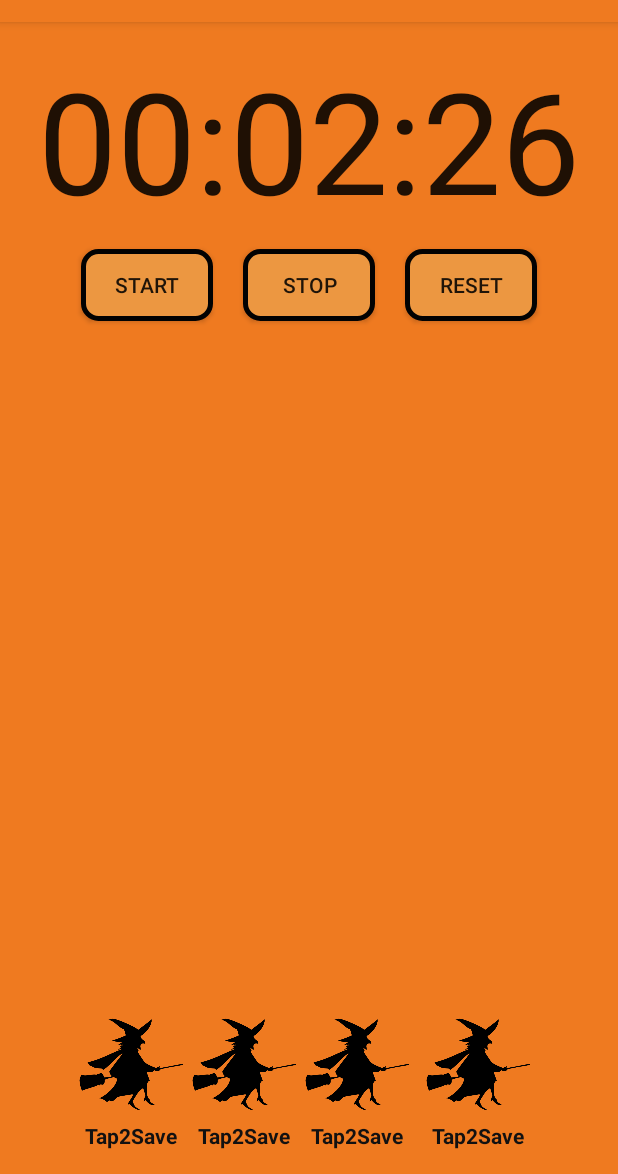
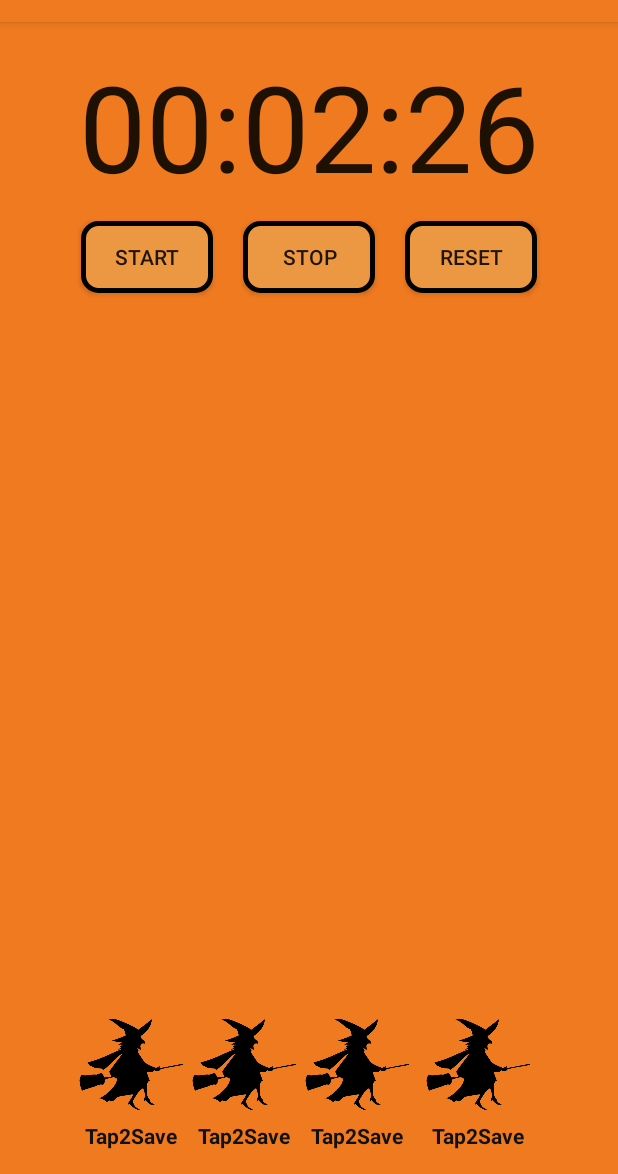
Before and after one commit to ghigbie/stopWitch3, an Android app: the screen it shows after launch (MainActivity), after a tap on "START", on a phone screen of 412 x 824 dp, the part 62-1236 px from its top. Run offline under Robolectric (Android 15) with nearby library versions, the phone set to English and light mode, and no system bars.

Commit message:
fixed a bug with the minute and second display and changed timeView text size

```diff
--- a/app/src/main/java/com/geogehigbie/stopwitch3/MainActivity.java
+++ b/app/src/main/java/com/geogehigbie/stopwitch3/MainActivity.java
@@ -174,8 +174,9 @@ public class MainActivity extends AppCompatActivity {
                     timeInMilliSeconds = SystemClock.elapsedRealtime() - startTime;
 
                     hundredths = (int) (timeInMilliSeconds/10)%100;
-                    secs = (int) (timeInMilliSeconds)/1000;
-                    mins = secs / 60;
+                    secs = (int) ((timeInMilliSeconds)/1000)%60;
+                    mins = (int) (timeInMilliSeconds)/60000;
+
 
 
                     timeString = String.format("%02d:%02d:%02d", mins, secs, hundredths);
@@ -322,12 +323,12 @@ public class MainActivity extends AppCompatActivity {
         String savedTime = "00.00.00";
 
         if(clickCounter1 == 2){savedTime = savedTimeToSend1; clickCounter1 = 0;}
-        if(clickCounter2 == 2){savedTime = savedTimeToSend2; clickCounter1 = 0;}
-        if(clickCounter3 == 2){savedTime = savedTimeToSend3; clickCounter1 = 0;}
-        if(clickCounter4 == 2){savedTime = savedTimeToSend4; clickCounter1 = 0;}
+        if(clickCounter2 == 2){savedTime = savedTimeToSend2; clickCounter2 = 0;}
+        if(clickCounter3 == 2){savedTime = savedTimeToSend3; clickCounter3 = 0;}
+        if(clickCounter4 == 2){savedTime = savedTimeToSend4; clickCounter4 = 0;}
 
 
-        String emailMessage = "The Stop Witch says your time was " + savedTime;
+        String emailMessage = "The Stop Witch says that your time was " + savedTime;
         String emailSubject = "Your Stop Witch time";
 
         Intent emailIntent = new Intent(Intent.ACTION_SEND);
--- a/app/src/main/res/layout/activity_main.xml
+++ b/app/src/main/res/layout/activity_main.xml
@@ -44,7 +44,7 @@
         android:layout_centerHorizontal="true"
         android:text="@string/time_text"
         android:textAppearance="?android:textAppearanceLarge"
-        android:textSize="94sp" />
+        android:textSize="80sp" />
 
     <LinearLayout
         android:id="@+id/linear_upper"
```
Also changed, not shown: 1 other file.
